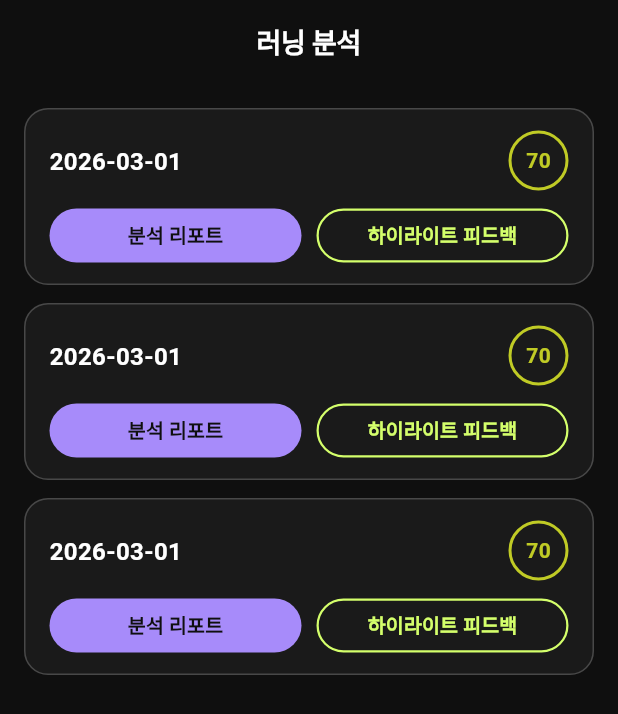
After one commit to CAU-Capstone-Project-2/ChoboRunner_Frontend, a Flutter app: the ReportListScreen screen opened by its route, on a phone screen of 412 x 824 dp. The commit adds this screen. Shown: the top 714 px of the screen. Run offline on Flutter 3.47's test engine with Material 3 defaults, Android fonts, the phone set to English and light mode, and no system bars; our stand-ins replace camera, flutter_riverpod, flutter_tts, go_router, permission_handler.

Commit message:
feat: 리포트 선택 화면 구현 및 홈 진입 연결

```diff
--- a/lib/core/router/app_router.dart
+++ b/lib/core/router/app_router.dart
@@ -5,6 +5,7 @@ import '../../features/capture/view/capture_finish_screen.dart';
 import '../../features/capture/view/capture_measuring_screen.dart';
 import '../../features/capture/view/capture_setup_screen.dart';
 import '../../features/home/view/home_screen.dart';
+import '../../features/report/view/report_list_screen.dart';
 
 /// 앱 라우팅 경로 상수
 ///
@@ -16,11 +17,11 @@ class AppRoutes {
   static const String captureSetup = '/capture/setup';
   static const String capture = '/capture';
   static const String captureFinish = '/capture/finish';
+  static const String report = '/report';
 
   // 미래 추가 예정
   // static const String login = '/auth/login';
   // static const String signup = '/auth/signup';
-  // static const String report = '/report';
   // static const String settings = '/settings';
 }
 
@@ -56,6 +57,11 @@ final routerProvider = Provider<GoRouter>((ref) {
           return CaptureFinishScreen(elapsedSec: elapsedSec);
         },
       ),
+      GoRoute(
+        path: AppRoutes.report,
+        name: 'report',
+        builder: (context, state) => const ReportListScreen(),
+      ),
     ],
   );
 });
--- a/lib/features/home/view/home_screen.dart
+++ b/lib/features/home/view/home_screen.dart
@@ -156,8 +156,13 @@ class _AnalysisSection extends StatelessWidget {
         child: Column(
           crossAxisAlignment: CrossAxisAlignment.stretch,
           children: [
-            // 헤더: '러닝 분석' + 필터 아이콘
-            Row(
+            // 헤더: '러닝 분석' + 진입 화살표 (탭 시 리포트 선택 화면으로)
+            InkWell(
+              onTap: () => context.push(AppRoutes.report),
+              borderRadius: BorderRadius.circular(8),
+              child: Padding(
+                padding: const EdgeInsets.symmetric(vertical: 4),
+                child: Row(
                   children: [
                     const Text('러닝 분석', style: AppTypography.cardHeading),
                     const Spacer(),
@@ -167,6 +172,8 @@ class _AnalysisSection extends StatelessWidget {
                       color: AppColors.analysisText.withValues(alpha: 0.6),
                     ),
                   ],
+                ),
+              ),
             ),
             const SizedBox(height: 16),
             ...records.map((r) => Padding(
--- /dev/null
+++ b/lib/features/report/model/report_session.dart
@@ -0,0 +1,38 @@
+import 'package:flutter/foundation.dart';
+
+/// 한 번의 러닝 측정 세션 결과.
+///
+/// 분석 리포트 / 하이라이트 피드백 두 화면이 동일한 세션을 공유.
+@immutable
+class ReportSession {
+  final String id;
+  final DateTime date;
+  final int score;
+  final bool hasHighlight;
+
+  const ReportSession({
+    required this.id,
+    required this.date,
+    required this.score,
+    this.hasHighlight = true,
+  });
+}
+
+/// 리포트 선택 화면용 mock 데이터.
+final List<ReportSession> mockReportSessions = [
+  ReportSession(
+    id: 'session-2026-03-01-a',
+    date: DateTime(2026, 3, 1),
+    score: 70,
+  ),
+  ReportSession(
+    id: 'session-2026-03-01-b',
+    date: DateTime(2026, 3, 1),
+    score: 70,
+  ),
+  ReportSession(
+    id: 'session-2026-03-01-c',
+    date: DateTime(2026, 3, 1),
+    score: 70,
+  ),
+];
--- /dev/null
+++ b/lib/features/report/view/report_list_screen.dart
@@ -0,0 +1,199 @@
+import 'package:flutter/material.dart';
+import 'package:flutter_riverpod/flutter_riverpod.dart';
+
+import '../../../core/theme/app_colors.dart';
+import '../../../core/theme/app_typography.dart';
+import '../model/report_session.dart';
+import '../viewmodel/report_list_viewmodel.dart';
+
+/// 리포트 선택 화면.
+///
+/// 측정 세션 리스트를 표시하고, 각 세션에 대해
+/// '분석 리포트' / '하이라이트 피드백' 두 진입점을 제공.
+class ReportListScreen extends ConsumerWidget {
+  const ReportListScreen({super.key});
+
+  @override
+  Widget build(BuildContext context, WidgetRef ref) {
+    final sessions = ref.watch(reportListProvider);
+
+    return Scaffold(
+      backgroundColor: AppColors.background,
+      appBar: AppBar(
+        title: const Text('러닝 분석', style: AppTypography.screenTitle),
+        backgroundColor: AppColors.background,
+        elevation: 0,
+        centerTitle: true,
+        iconTheme: const IconThemeData(color: AppColors.textPrimary),
+      ),
+      body: SafeArea(
+        child: ListView.separated(
+          padding: const EdgeInsets.fromLTRB(16, 16, 16, 24),
+          itemCount: sessions.length,
+          separatorBuilder: (_, __) => const SizedBox(height: 12),
+          itemBuilder: (context, i) => _SessionCard(session: sessions[i]),
+        ),
+      ),
+    );
+  }
+}
+
+class _SessionCard extends StatelessWidget {
+  const _SessionCard({required this.session});
+  final ReportSession session;
+
+  @override
+  Widget build(BuildContext context) {
+    return Container(
+      decoration: BoxDecoration(
+        color: AppColors.surface,
+        borderRadius: BorderRadius.circular(16),
+        border: Border.all(color: AppColors.divider, width: 1),
+      ),
+      padding: const EdgeInsets.fromLTRB(16, 14, 16, 14),
+      child: Column(
+        crossAxisAlignment: CrossAxisAlignment.stretch,
+        children: [
+          Row(
+            children: [
+              Expanded(
+                child: Text(
+                  _formatDate(session.date),
+                  style: AppTypography.body.copyWith(
+                    fontSize: 16,
+                    fontWeight: FontWeight.w600,
+                  ),
+                ),
+              ),
+              _ScoreCircle(score: session.score),
+            ],
+          ),
+          const SizedBox(height: 12),
+          Row(
+            children: [
+              Expanded(
+                child: _PillButton(
+                  label: '분석 리포트',
+                  filled: true,
+                  onPressed: () {
+                    // 분석 리포트 화면 라우팅은 화면 구현 후 연결.
+                  },
+                ),
+              ),
+              const SizedBox(width: 10),
+              Expanded(
+                child: _PillButton(
+                  label: '하이라이트 피드백',
+                  filled: false,
+                  onPressed: () {
+                    // 하이라이트 피드백 화면 라우팅은 화면 구현 후 연결.
+                  },
+                ),
+              ),
+            ],
+          ),
+        ],
+      ),
+    );
+  }
+
+  String _formatDate(DateTime d) {
+    final y = d.year.toString().padLeft(4, '0');
+    final m = d.month.toString().padLeft(2, '0');
+    final day = d.day.toString().padLeft(2, '0');
+    return '$y-$m-$day';
+  }
+}
+
+class _ScoreCircle extends StatelessWidget {
+  const _ScoreCircle({required this.score});
+  final int score;
+
+  @override
+  Widget build(BuildContext context) {
+    final color = _scoreColor(score);
+    return Container(
+      width: 40,
+      height: 40,
+      alignment: Alignment.center,
+      decoration: BoxDecoration(
+        shape: BoxShape.circle,
+        border: Border.all(color: color, width: 2),
+      ),
+      child: Text(
+        '$score',
+        style: TextStyle(
+          color: color,
+          fontSize: 14,
+          fontWeight: FontWeight.w700,
+        ),
+      ),
+    );
+  }
+
+  static Color _scoreColor(int score) {
+    if (score >= 75) return AppColors.scoreHigh;
+    if (score >= 60) return AppColors.scoreMid;
+    return AppColors.scoreLow;
+  }
+}
+
+class _PillButton extends StatelessWidget {
+  const _PillButton({
+    required this.label,
+    required this.filled,
+    required this.onPressed,
+  });
+
+  final String label;
+  final bool filled;
+  final VoidCallback onPressed;
+
+  @override
+  Widget build(BuildContext context) {
+    if (filled) {
+      return SizedBox(
+        height: 36,
+        child: FilledButton(
+          style: FilledButton.styleFrom(
+            backgroundColor: AppColors.cameraPlaceholder,
+            foregroundColor: AppColors.primaryActionText,
+            padding: EdgeInsets.zero,
+            shape: RoundedRectangleBorder(
+              borderRadius: BorderRadius.circular(18),
+            ),
+          ),
+          onPressed: onPressed,
+          child: Text(
+            label,
+            style: const TextStyle(
+              fontSize: 13,
+              fontWeight: FontWeight.w600,
+            ),
+          ),
+        ),
+      );
+    }
+    return SizedBox(
+      height: 36,
+      child: OutlinedButton(
+        style: OutlinedButton.styleFrom(
+          foregroundColor: AppColors.primaryAction,
+          side: const BorderSide(color: AppColors.primaryAction, width: 1.5),
+          padding: EdgeInsets.zero,
+          shape: RoundedRectangleBorder(
+            borderRadius: BorderRadius.circular(18),
+          ),
+        ),
+        onPressed: onPressed,
+        child: Text(
+          label,
+          style: const TextStyle(
+            fontSize: 13,
+            fontWeight: FontWeight.w600,
+          ),
+        ),
+      ),
+    );
+  }
+}
--- /dev/null
+++ b/lib/features/report/viewmodel/report_list_viewmodel.dart
@@ -0,0 +1,10 @@
+import 'package:flutter_riverpod/flutter_riverpod.dart';
+
+import '../model/report_session.dart';
+
+/// 리포트 목록 Provider.
+///
+/// 현재는 mock 데이터를 반환. 추후 백엔드 연동 시 FutureProvider로 교체.
+final reportListProvider = Provider<List<ReportSession>>((ref) {
+  return mockReportSessions;
+});
```
Lines whose indentation alone changed are shown as unchanged.
